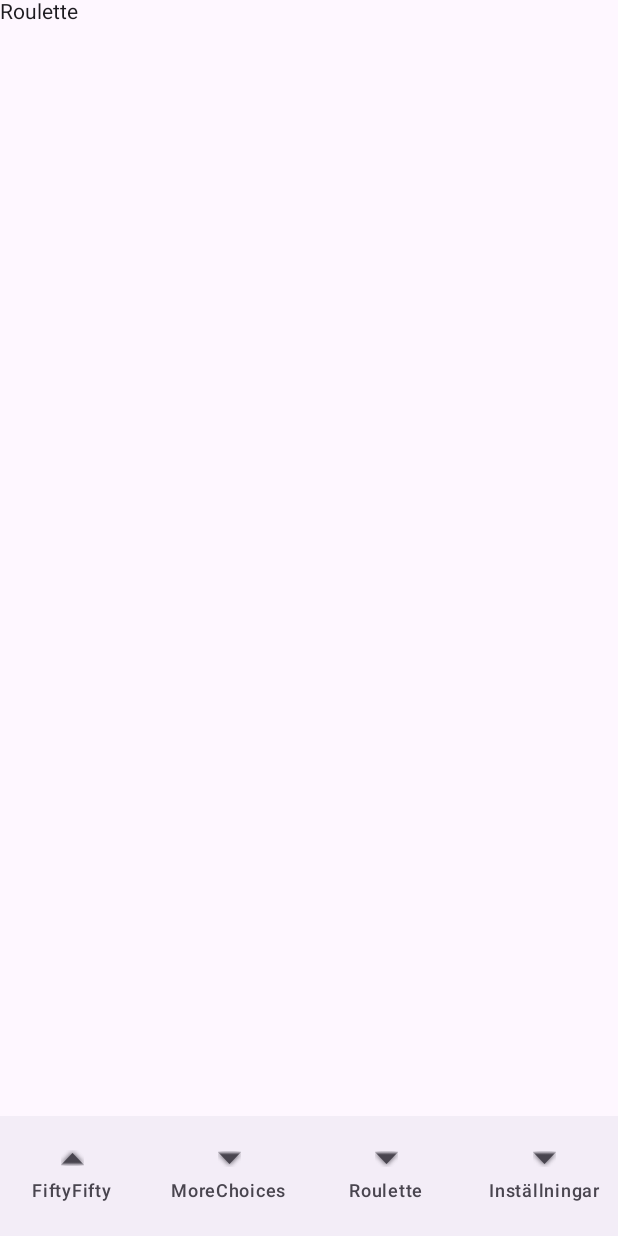
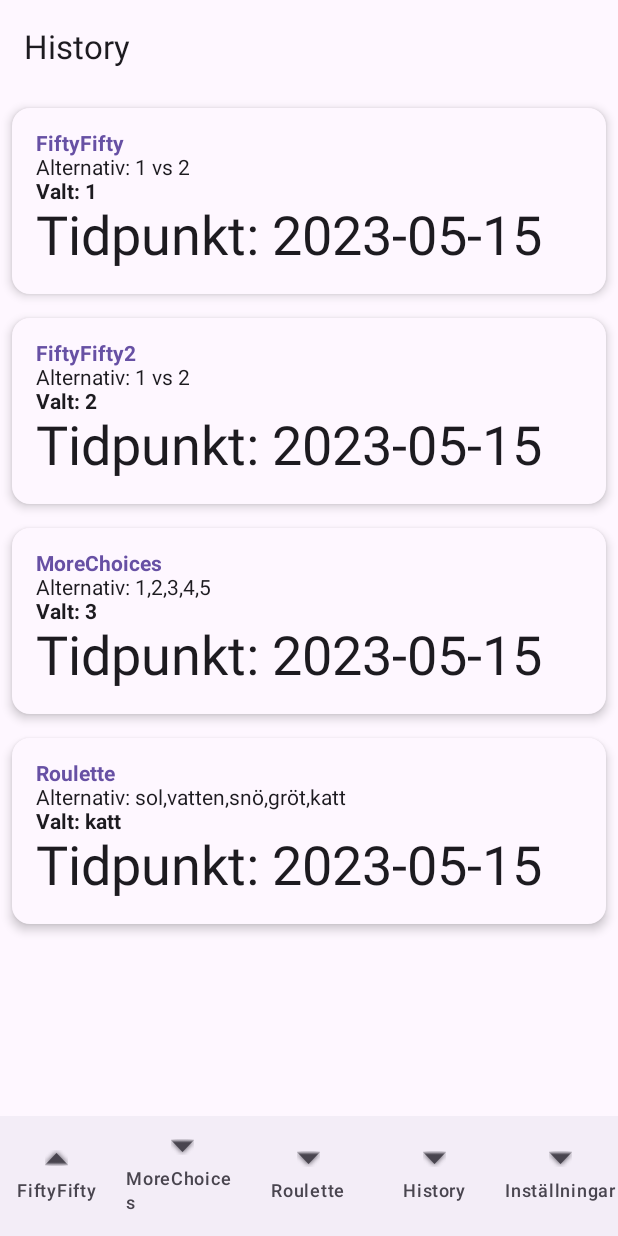
Before and after one commit to carlzey/FiftyFifty2, an Android app built with Jetpack Compose: the SettingsScreen screen opened through its navigation route, item 4 of the bottom bar chosen, on a phone screen of 412 x 824 dp. Run offline under Robolectric (Android 15) with nearby library versions, the phone set to English and light mode, and no system bars.

Commit message:
Lagt till History V1, där vi har designen

```diff
--- /dev/null
+++ b/app/src/main/java/sick/sick/fiftyfifty2/Historylog.kt
@@ -0,0 +1,83 @@
+package sick.sick.fiftyfifty2
+
+import android.R.attr.padding
+import androidx.compose.foundation.layout.Column
+import androidx.compose.foundation.lazy.items // Nytt
+import androidx.compose.foundation.layout.fillMaxSize
+import androidx.compose.foundation.layout.fillMaxWidth
+import androidx.compose.foundation.layout.padding
+import androidx.compose.foundation.lazy.LazyColumn
+import androidx.compose.material3.Card
+import androidx.compose.material3.MaterialTheme
+import androidx.compose.material3.Scaffold
+import androidx.compose.material3.Text
+import androidx.compose.material3.*
+import androidx.compose.material3.TopAppBar
+import androidx.compose.runtime.Composable
+import androidx.compose.ui.Modifier
+import androidx.compose.ui.graphics.Color
+import androidx.compose.ui.text.font.FontWeight
+import androidx.compose.ui.unit.dp
+
+/**
+ * Historia log där gamla resultat visas här och sparas i en databas
+ * Rooms för att spara resultat och datum i en databas
+ *
+ */
+@OptIn(ExperimentalMaterial3Api::class)
+@Composable
+fun History() {
+
+    val historyList = listOf(
+        HistoryItem("FiftyFifty", "1 vs 2", "1", "2023-05-15"),
+        HistoryItem("FiftyFifty2", "1 vs 2", "2", "2023-05-15"),
+        HistoryItem("MoreChoices", "1,2,3,4,5", "3", "2023-05-15"),
+        HistoryItem("Roulette", "sol,vatten,snö,gröt,katt", "katt", "2023-05-15")
+    )
+
+
+    Scaffold(
+        topBar = {
+            TopAppBar(
+                title = {Text("History")}
+                )
+
+        }
+    ) { padding -> // Lägg till padding values
+        LazyColumn( modifier = Modifier
+            .fillMaxSize()
+            .padding(padding)
+        ) {
+            items(historyList) { item -> // Loopa igenom historiklista och visa varje element
+                HistoryItemView(item)
+            }
+        }
+
+        }
+    }
+
+@Composable
+fun HistoryItemView(item: HistoryItem) {
+    Card (
+        modifier = Modifier.padding(8.dp) // Lägg till padding mellan element
+            .fillMaxWidth(),
+        elevation = CardDefaults.cardElevation(defaultElevation = 4.dp),
+        colors = CardDefaults.cardColors(containerColor = MaterialTheme.colorScheme.surface)
+        ) {
+        Column(
+            modifier = Modifier.padding(16.dp)
+        ) {
+            Text(text = item.game, fontWeight = FontWeight.Bold, color = MaterialTheme.colorScheme.primary)
+            Text(text = "Alternativ: ${item.options}")
+            Text(text = "Valt: ${item.chosenOption}", fontWeight = FontWeight.Bold)
+            Text(text = "Tidpunkt: ${item.date}", style = MaterialTheme.typography.displaySmall) // fix?
+        }
+
+         }
+}
+
+/**
+ *  data class för att spara resultat och datum i en databas
+ *  @sample HistoryItem("FiftyFifty", "1 vs 2", 1,  "2023-05-15")
+ */
+data class HistoryItem(val game: String, val options: String, val chosenOption: String, val date: String)
--- a/app/src/main/java/sick/sick/fiftyfifty2/MainActivity.kt
+++ b/app/src/main/java/sick/sick/fiftyfifty2/MainActivity.kt
@@ -161,6 +161,7 @@ fun FiftyFiftyApp(startDestination: String) { // fixat startdestination//@#LOL x
             composable("FiftyFifty") { FiftyFiftyView(navController) }
             composable("MoreChoices") { MoreChoices() } // nya sida för val av alternativ i motor?
             composable("Roulette") { Roulette() } // roulette är en ny sida
+            composable("History") { HistoryScreen() } // historik är en ny sida
             composable("Inställningar") { SettingsScreen() } // inställningar är en ny sida
         }
     }
@@ -196,6 +197,12 @@ fun BottomNavigationBar(navController: NavController) {
             onClick = { navController.navigate("Roulette") }
         )
         NavigationBarItem(
+            icon = { Icon(painterResource(id = android.R.drawable.arrow_down_float), contentDescription = "History") },
+            label = { Text("History") },
+            selected = navController.currentDestination?.route == "History",
+            onClick = { navController.navigate("History") }
+        )
+        NavigationBarItem(
             icon = { Icon(painterResource(id = android.R.drawable.arrow_down_float), contentDescription = "Inställningar") },
             label = { Text("Inställningar") },
             selected = navController.currentDestination?.route == "Inställningar",
@@ -222,6 +229,12 @@ fun Roulette() {
 }
 
 @Composable
+fun HistoryScreen() {
+    // todo skriv historik
+    History() // historik är en ny sida som visar resultat från körningar i en lista eller en grid.
+}
+
+@Composable
 fun SettingsScreen() {
     Text(text = "Roulette")
 }
```
